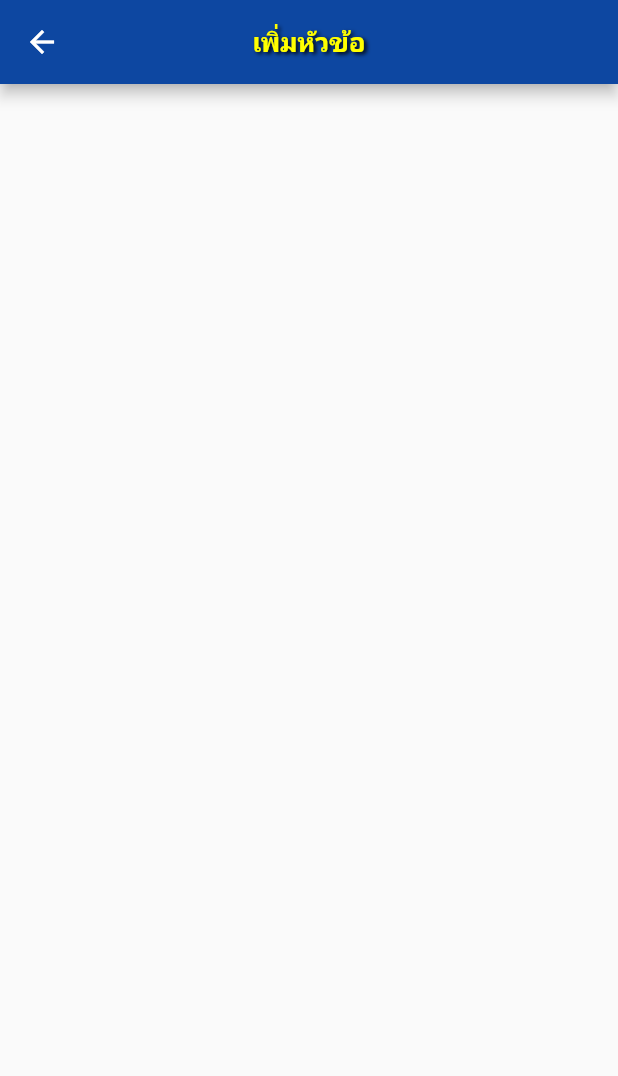
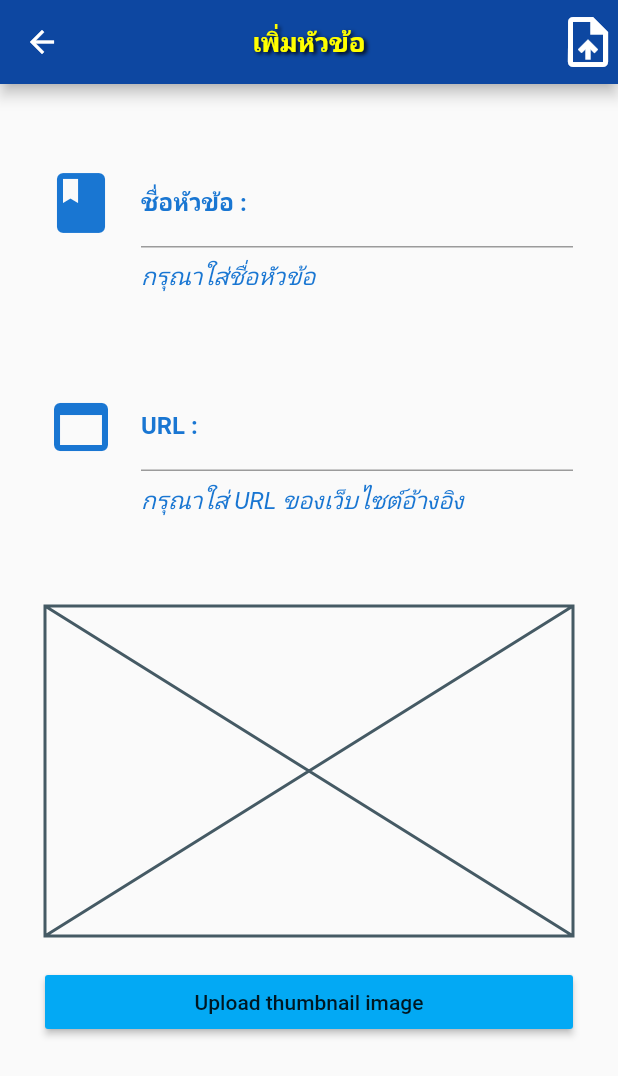
Before and after one commit to Nat-Dev/engineeronline, a Flutter app: the GeneralPost screen opened directly, on a phone screen of 412 x 824 dp. Shown: the top 1076 px of the screen. Run offline on Flutter 3.47's test engine with Material 2 defaults, Android fonts, the phone set to English and light mode, and no system bars; our stand-ins replace cloud_firestore, firebase_core, webview_flutter; accounts and stored records are empty.

Commit message:
general_post detail and add more lib in pubspec

```diff
--- a/lib/screens/post/general_post.dart
+++ b/lib/screens/post/general_post.dart
@@ -6,6 +6,82 @@ class GeneralPost extends StatefulWidget {
 }
 
 class _GeneralPostState extends State<GeneralPost> {
+  String name = "";
+  String url = "";
+  String img;
+
+  final GlobalKey<FormState> _formKey = GlobalKey<FormState>();
+
+  Widget topicText() {
+    return TextFormField(
+      keyboardType: TextInputType.name,
+      decoration: InputDecoration(
+        icon: Icon(
+          Icons.book,
+          color: Colors.blue.shade700,
+          size: 48.0,
+        ),
+        labelText: "ชื่อหัวข้อ :",
+        labelStyle: TextStyle(
+          color: Colors.blue.shade700,
+          fontWeight: FontWeight.bold,
+        ),
+        helperText: "กรุณาใส่ชื่อหัวข้อ",
+        helperStyle: TextStyle(
+          color: Colors.blue.shade700,
+          fontStyle: FontStyle.italic,
+          fontSize: 16.0,
+        ),
+      ),
+      validator: (String value) {
+        if (value.isNotEmpty) {
+          return null;
+        } else {
+          return "กรุณาใส่ชื่อหัวข้อให้ถูกต้อง";
+        }
+      },
+      onSaved: (String value) {
+        name = value.trim();
+      },
+    );
+  }
+
+  Widget urlText() {
+    return TextFormField(
+      keyboardType: TextInputType.url,
+      decoration: InputDecoration(
+        icon: Icon(
+          Icons.web_asset,
+          color: Colors.blue.shade700,
+          size: 48.0,
+        ),
+        labelText: "URL :",
+        labelStyle: TextStyle(
+          color: Colors.blue.shade700,
+          fontWeight: FontWeight.bold,
+        ),
+        helperText: "กรุณาใส่ URL ของเว็บไซต์อ้างอิง",
+        helperStyle: TextStyle(
+          color: Colors.blue.shade700,
+          fontStyle: FontStyle.italic,
+          fontSize: 16.0,
+        ),
+      ),
+      validator: (String value) {
+        if (value.contains('http') &&
+            value.contains('://') &&
+            value.contains('.')) {
+          return null;
+        } else {
+          return "กรุณาใส่ URL ให้ถูกต้อง";
+        }
+      },
+      onSaved: (String value) {
+        url = value.trim();
+      },
+    );
+  }
+
   @override
   Widget build(BuildContext context) {
     return Scaffold(
@@ -27,6 +103,48 @@ class _GeneralPostState extends State<GeneralPost> {
             ],
           ),
         ),
+        actions: [
+          IconButton(
+            icon: Icon(
+              Icons.upload_file,
+              size: 40.0,
+            ),
+            onPressed: () {},
+          ),
+        ],
+      ),
+      body: Form(
+        key: _formKey,
+        child: ListView(
+          padding: EdgeInsets.all(30.0),
+          children: <Widget>[
+            SizedBox(
+              height: 20.0,
+            ),
+            topicText(),
+            SizedBox(
+              height: 60.0,
+            ),
+            urlText(),
+            SizedBox(
+              height: 60.0,
+            ),
+            (img != null)
+                ? Image.network(img)
+                : Placeholder(
+                    fallbackHeight: 220,
+                    fallbackWidth: double.minPositive,
+                  ),
+            SizedBox(
+              height: 20.0,
+            ),
+            RaisedButton(
+              child: Text('Upload thumbnail image'),
+              color: Colors.lightBlue,
+              onPressed: () {},
+            ),
+          ],
+        ),
       ),
     );
   }
--- a/pubspec.yaml
+++ b/pubspec.yaml
@@ -32,6 +32,9 @@ dependencies:
   cloud_firestore: ^0.14.4
   flutter_launcher_icons: ^0.8.1
   webview_flutter: ^0.3.22+1
+  firebase_storage: ^5.2.0
+  image_picker: ^0.6.7+15
+  permission_handler: ^5.0.1+2
 
 flutter_icons:
   image_path: "images/logo.png"
```
Also changed, not shown: pubspec.lock.
